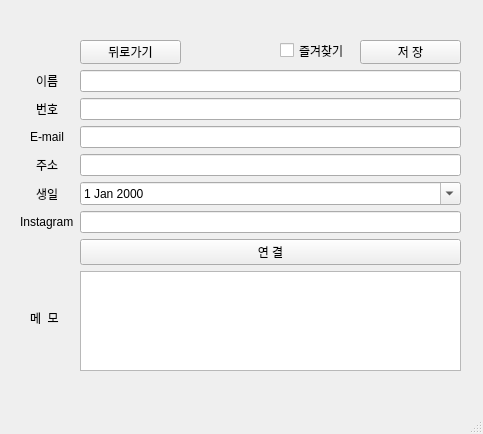
Above: mainwindow.ui from nawhis2/VEDA_QTproject before the change. Below: the same form after it.
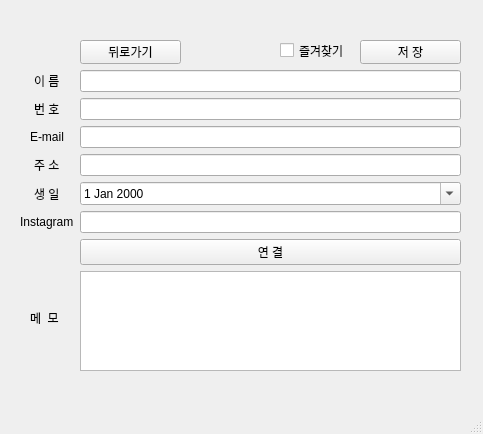
That is the form after the change.

The edit to the form file:
```diff
--- a/mainwindow.ui
+++ b/mainwindow.ui
@@ -172,7 +172,7 @@
        <item row="0" column="0">
         <widget class="QLabel" name="label_Name">
          <property name="text">
-          <string>이름</string>
+          <string>이 름</string>
          </property>
         </widget>
        </item>
@@ -182,7 +182,7 @@
        <item row="1" column="0">
         <widget class="QLabel" name="label_Call">
          <property name="text">
-          <string>번호</string>
+          <string>번 호</string>
          </property>
         </widget>
        </item>
@@ -202,7 +202,7 @@
        <item row="3" column="0">
         <widget class="QLabel" name="label_Location">
          <property name="text">
-          <string>주소</string>
+          <string>주 소</string>
          </property>
         </widget>
        </item>
@@ -212,7 +212,7 @@
        <item row="4" column="0">
         <widget class="QLabel" name="label_Birthday">
          <property name="text">
-          <string>생일</string>
+          <string>생 일</string>
          </property>
         </widget>
        </item>
```
Left out of the diff: 8 changed lines with no effect on the pictures.
